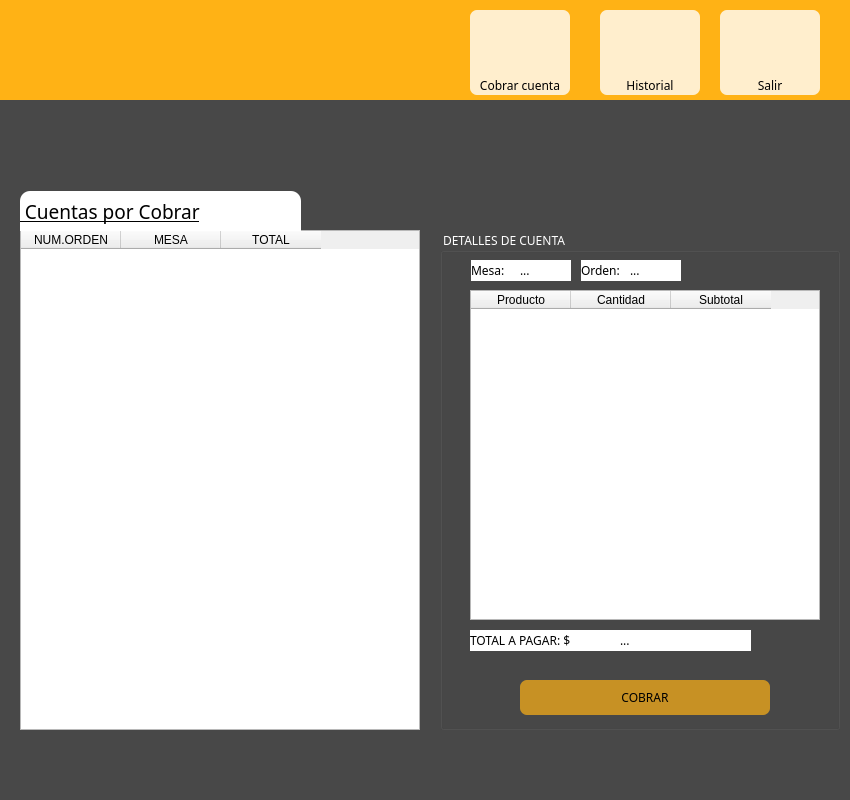
The window that cajero_menu.ui (DanielPerMon/proyectoSaboreno) describes before a commit, drawn with Qt 5.
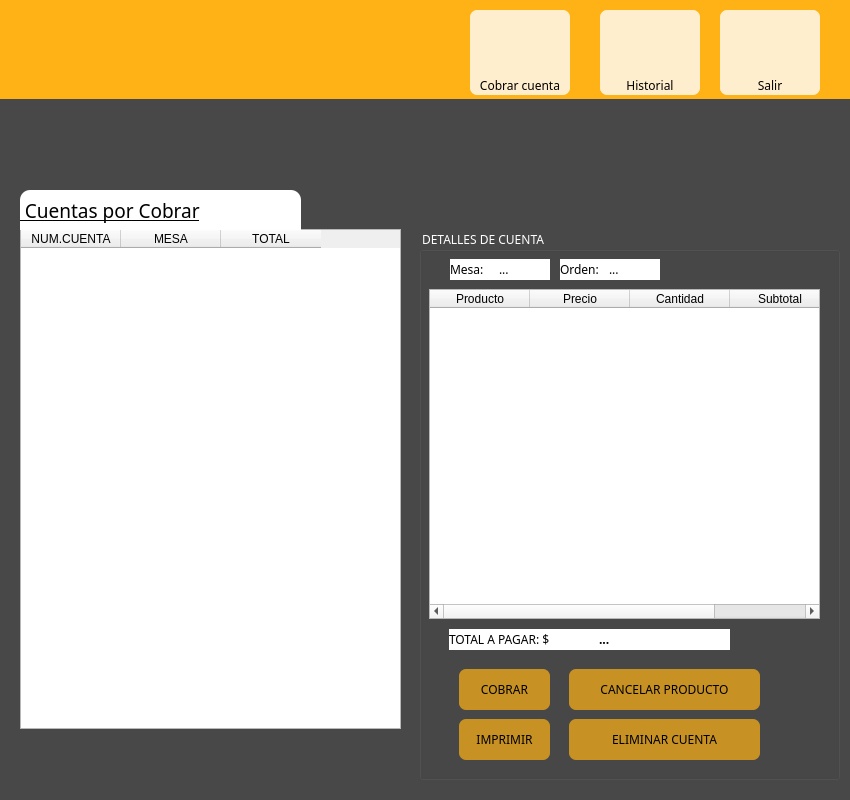
The same window after the commit. The open tabs and pages were chosen to show the change. Icons and pictures are not drawn.

Diff of the .ui file:
```diff
--- a/cajero_menu.ui
+++ b/cajero_menu.ui
@@ -209,9 +209,9 @@
    <property name="geometry">
     <rect>
      <x>0</x>
-     <y>100</y>
+     <y>99</y>
      <width>850</width>
-     <height>700</height>
+     <height>701</height>
     </rect>
    </property>
    <property name="currentIndex">
@@ -229,13 +229,52 @@
       <rect>
        <x>20</x>
        <y>130</y>
-       <width>400</width>
+       <width>381</width>
        <height>500</height>
       </rect>
      </property>
+     <property name="font">
+      <font>
+       <family>Arial</family>
+       <pointsize>9</pointsize>
+       <weight>50</weight>
+       <italic>true</italic>
+       <bold>false</bold>
+       <underline>false</underline>
+       <strikeout>false</strikeout>
+       <kerning>true</kerning>
+      </font>
+     </property>
+     <property name="cursor" stdset="0">
+      <cursorShape>PointingHandCursor</cursorShape>
+     </property>
+     <property name="editTriggers">
+      <set>QAbstractItemView::NoEditTriggers</set>
+     </property>
+     <property name="selectionBehavior">
+      <enum>QAbstractItemView::SelectRows</enum>
+     </property>
+     <property name="gridStyle">
+      <enum>Qt::DashLine</enum>
+     </property>
+     <property name="sortingEnabled">
+      <bool>false</bool>
+     </property>
+     <attribute name="horizontalHeaderMinimumSectionSize">
+      <number>100</number>
+     </attribute>
+     <attribute name="verticalHeaderVisible">
+      <bool>false</bool>
+     </attribute>
+     <attribute name="verticalHeaderDefaultSectionSize">
+      <number>30</number>
+     </attribute>
+     <attribute name="verticalHeaderMinimumSectionSize">
+      <number>30</number>
+     </attribute>
      <column>
       <property name="text">
-       <string>NUM.ORDEN</string>
+       <string>NUM.CUENTA</string>
       </property>
      </column>
      <column>
@@ -282,10 +321,10 @@
     <widget class="QGroupBox" name="det">
      <property name="geometry">
       <rect>
-       <x>440</x>
+       <x>419</x>
        <y>130</y>
-       <width>400</width>
-       <height>500</height>
+       <width>421</width>
+       <height>551</height>
       </rect>
      </property>
      <property name="font">
@@ -305,10 +344,10 @@
      <widget class="QPushButton" name="pushButton">
       <property name="geometry">
        <rect>
-        <x>80</x>
-        <y>450</y>
-        <width>250</width>
-        <height>35</height>
+        <x>40</x>
+        <y>440</y>
+        <width>91</width>
+        <height>41</height>
        </rect>
       </property>
       <property name="font">
@@ -340,17 +379,28 @@
      <widget class="QTableWidget" name="detallesC_tableWidget">
       <property name="geometry">
        <rect>
-        <x>30</x>
+        <x>10</x>
         <y>60</y>
-        <width>350</width>
+        <width>391</width>
         <height>330</height>
        </rect>
       </property>
+      <property name="showGrid">
+       <bool>false</bool>
+      </property>
+      <attribute name="verticalHeaderVisible">
+       <bool>false</bool>
+      </attribute>
       <column>
        <property name="text">
         <string>Producto</string>
        </property>
       </column>
+      <column>
+       <property name="text">
+        <string>Precio</string>
+       </property>
+      </column>
       <column>
        <property name="text">
         <string>Cantidad</string>
@@ -397,6 +447,8 @@
        <font>
         <family>Calisto MT</family>
         <pointsize>9</pointsize>
+        <weight>75</weight>
+        <bold>true</bold>
        </font>
       </property>
       <property name="styleSheet">
@@ -494,8 +546,119 @@
        <string>...</string>
       </property>
      </widget>
-     <zorder>pushButton</zorder>
-     <zorder>detallesC_tableWidget</zorder>
+     <widget class="QPushButton" name="btnImprimir">
+      <property name="geometry">
+       <rect>
+        <x>40</x>
+        <y>490</y>
+        <width>91</width>
+        <height>41</height>
+       </rect>
+      </property>
+      <property name="font">
+       <font>
+        <family>Calisto MT</family>
+       </font>
+      </property>
+      <property name="styleSheet">
+       <string notr="true">QPushButton{
+border-width: 0px;
+border-radius: 7px;
+background: rgba(255, 178, 21,0.7);
+
+}
+
+QPushButton:hover{
+	background: rgba(0, 143, 57,0.7);
+    border-radius: 7px;
+	font: 75 9pt &quot;Calisto MT&quot;;
+    selection-color: white;  
+    padding: 2px 4px;
+}
+</string>
+      </property>
+      <property name="text">
+       <string>IMPRIMIR</string>
+      </property>
+     </widget>
+     <widget class="QPushButton" name="btnCancelarProducto">
+      <property name="geometry">
+       <rect>
+        <x>150</x>
+        <y>440</y>
+        <width>191</width>
+        <height>41</height>
+       </rect>
+      </property>
+      <property name="font">
+       <font>
+        <family>Calisto MT</family>
+       </font>
+      </property>
+      <property name="styleSheet">
+       <string notr="true">QPushButton{
+border-width: 0px;
+border-radius: 7px;
+background: rgba(255, 178, 21,0.7);
+
+}
+
+QPushButton:hover{
+	background: rgba(0, 143, 57,0.7);
+    border-radius: 7px;
+	font: 75 9pt &quot;Calisto MT&quot;;
+    selection-color: white;  
+    padding: 2px 4px;
+}
+</string>
+      </property>
+      <property name="text">
+       <string>CANCELAR PRODUCTO</string>
+      </property>
+      <property name="flat">
+       <bool>false</bool>
+      </property>
+     </widget>
+     <widget class="QPushButton" name="btnCancelarProducto_2">
+      <property name="geometry">
+       <rect>
+        <x>150</x>
+        <y>490</y>
+        <width>191</width>
+        <height>41</height>
+       </rect>
+      </property>
+      <property name="font">
+       <font>
+        <family>Calisto MT</family>
+       </font>
+      </property>
+      <property name="styleSheet">
+       <string notr="true">QPushButton{
+border-width: 0px;
+border-radius: 7px;
+background: rgba(255, 178, 21,0.7);
+
+}
+
+QPushButton:hover{
+	background: rgba(0, 143, 57,0.7);
+    border-radius: 7px;
+	font: 75 9pt &quot;Calisto MT&quot;;
+    selection-color: white;  
+    padding: 2px 4px;
+}
+</string>
+      </property>
+      <property name="text">
+       <string>ELIMINAR CUENTA</string>
+      </property>
+      <property name="flat">
+       <bool>false</bool>
+      </property>
+     </widget>
+     <zorder>cobrar_pushButton_2</zorder>
+     <zorder>DetallesC_tableWidget</zorder>
      <zorder>label_2</zorder>
      <zorder>pagar_label</zorder>
      <zorder>label_8</zorder>
```
Left out of the diff: 35 changed lines with no effect on the pictures.
